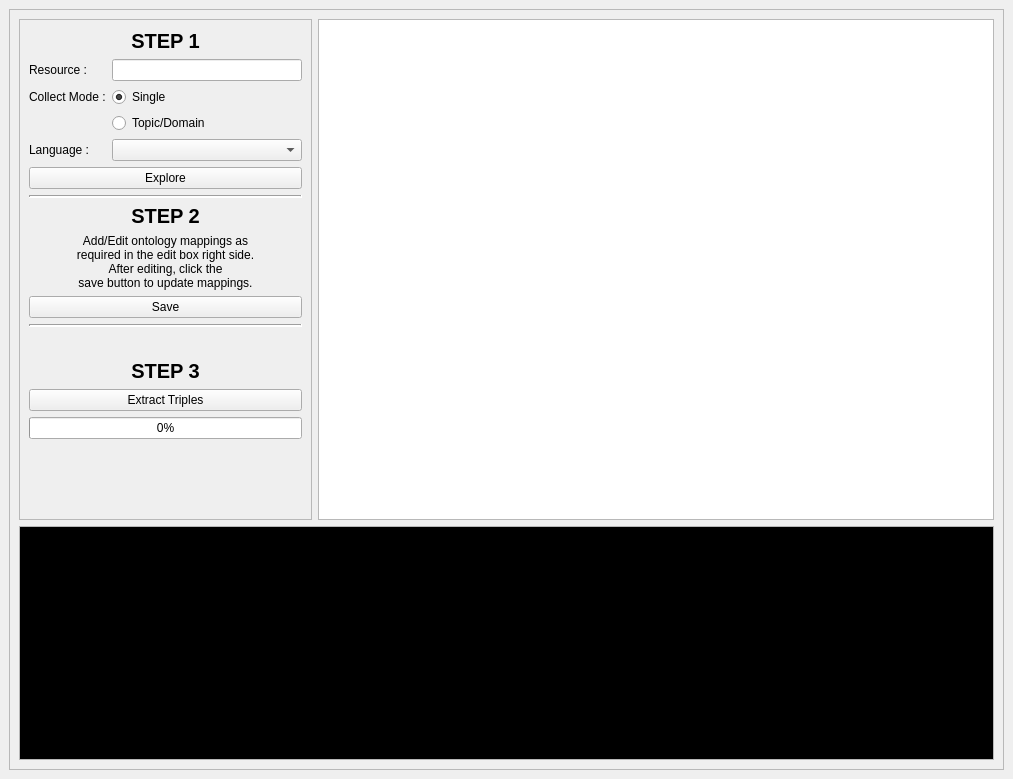
Above: gui/guiLayout.ui from dbpedia/tablist-extractor before the change. Below: the same form after it.
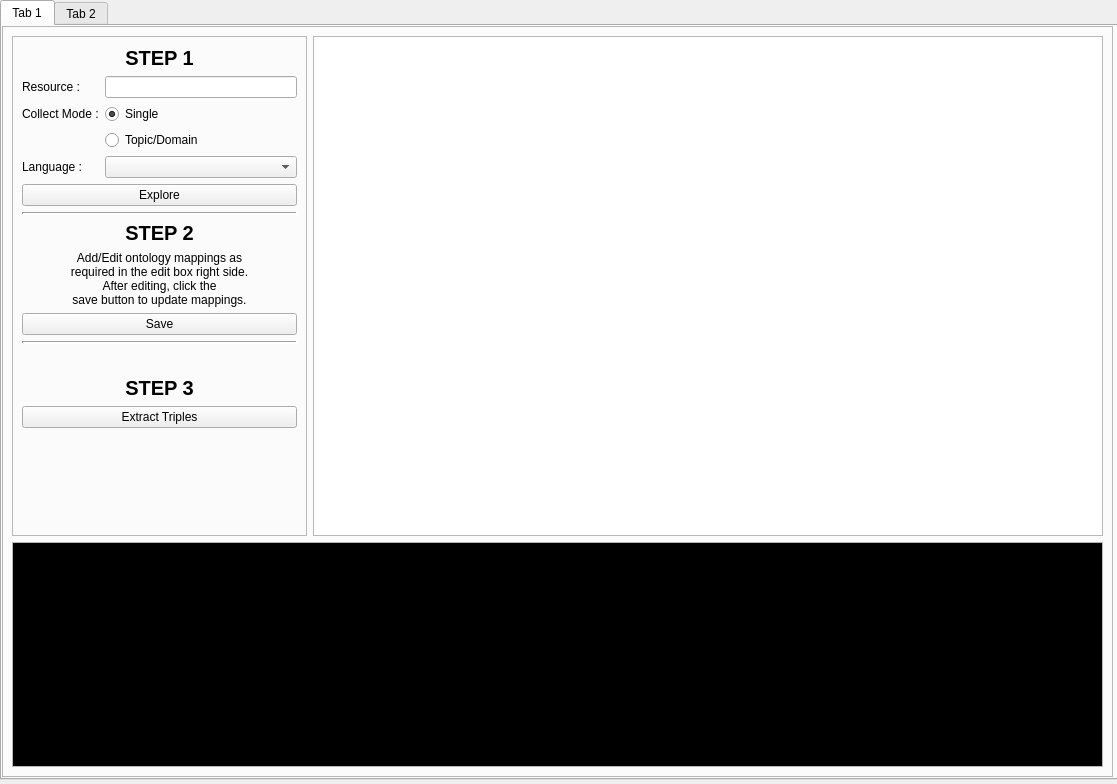
That is the form after the change.

Commit message: added tab widget to ui

Patch:
```diff
--- a/gui/guiLayout.ui
+++ b/gui/guiLayout.ui
@@ -6,8 +6,8 @@
    <rect>
     <x>0</x>
     <y>0</y>
-    <width>1013</width>
-    <height>779</height>
+    <width>1117</width>
+    <height>784</height>
    </rect>
   </property>
   <property name="minimumSize">
@@ -20,16 +20,38 @@
    <string>Tablist-Extractor</string>
   </property>
   <widget class="QWidget" name="centralwidget">
-   <layout class="QHBoxLayout" name="horizontalLayout">
-    <item>
+   <widget class="QTabWidget" name="tabWidget">
+    <property name="geometry">
+     <rect>
+      <x>0</x>
+      <y>0</y>
+      <width>1120</width>
+      <height>780</height>
+     </rect>
+    </property>
+    <property name="currentIndex">
+     <number>0</number>
+    </property>
+    <widget class="QWidget" name="tab">
+     <attribute name="title">
+      <string>Tab 1</string>
+     </attribute>
      <widget class="QFrame" name="frame">
       <property name="enabled">
        <bool>true</bool>
       </property>
+      <property name="geometry">
+       <rect>
+        <x>0</x>
+        <y>0</y>
+        <width>1111</width>
+        <height>751</height>
+       </rect>
+      </property>
       <property name="minimumSize">
        <size>
-        <width>989</width>
-        <height>733</height>
+        <width>990</width>
+        <height>735</height>
        </size>
       </property>
       <property name="frameShape">
@@ -39,12 +61,86 @@
        <enum>QFrame::Raised</enum>
       </property>
       <layout class="QGridLayout" name="gridLayout">
-       <item row="0" column="0">
+       <item row="2" column="0" colspan="2">
+        <widget class="QTextBrowser" name="TerminalWindow">
+         <property name="minimumSize">
+          <size>
+           <width>965</width>
+           <height>215</height>
+          </size>
+         </property>
+         <property name="palette">
+          <palette>
+           <active>
+            <colorrole role="Text">
+             <brush brushstyle="SolidPattern">
+              <color alpha="255">
+               <red>33</red>
+               <green>255</green>
+               <blue>6</blue>
+              </color>
+             </brush>
+            </colorrole>
+            <colorrole role="Base">
+             <brush brushstyle="SolidPattern">
+              <color alpha="255">
+               <red>0</red>
+               <green>0</green>
+               <blue>0</blue>
+              </color>
+             </brush>
+            </colorrole>
+           </active>
+           <inactive>
+            <colorrole role="Text">
+             <brush brushstyle="SolidPattern">
+              <color alpha="255">
+               <red>33</red>
+               <green>255</green>
+               <blue>6</blue>
+              </color>
+             </brush>
+            </colorrole>
+            <colorrole role="Base">
+             <brush brushstyle="SolidPattern">
+              <color alpha="255">
+               <red>0</red>
+               <green>0</green>
+               <blue>0</blue>
+              </color>
+             </brush>
+            </colorrole>
+           </inactive>
+           <disabled>
+            <colorrole role="Text">
+             <brush brushstyle="SolidPattern">
+              <color alpha="255">
+               <red>128</red>
+               <green>128</green>
+               <blue>128</blue>
+              </color>
+             </brush>
+            </colorrole>
+            <colorrole role="Base">
+             <brush brushstyle="SolidPattern">
+              <color alpha="255">
+               <red>236</red>
+               <green>236</green>
+               <blue>236</blue>
+              </color>
+             </brush>
+            </colorrole>
+           </disabled>
+          </palette>
+         </property>
+        </widget>
+       </item>
+       <item row="1" column="0">
         <widget class="QFrame" name="frame_3">
          <property name="minimumSize">
           <size>
-           <width>293</width>
-           <height>501</height>
+           <width>295</width>
+           <height>500</height>
           </size>
          </property>
          <property name="maximumSize">
@@ -144,14 +240,14 @@
             </property>
            </widget>
           </item>
-          <item row="5" column="0" colspan="2">
+          <item row="6" column="0" colspan="2">
            <widget class="QPushButton" name="ExploreBtn">
             <property name="text">
              <string>Explore</string>
             </property>
            </widget>
           </item>
-          <item row="6" column="0" colspan="2">
+          <item row="8" column="0" colspan="2">
            <widget class="Line" name="line">
             <property name="font">
              <font>
@@ -166,7 +262,7 @@
             </property>
            </widget>
           </item>
-          <item row="7" column="0" colspan="2">
+          <item row="9" column="0" colspan="2">
            <widget class="QLabel" name="Step2Label">
             <property name="font">
              <font>
@@ -183,7 +279,7 @@
             </property>
            </widget>
           </item>
-          <item row="8" column="0" colspan="2">
+          <item row="10" column="0" colspan="2">
            <widget class="QLabel" name="Step2Infolabel">
             <property name="text">
              <string>Add/Edit ontology mappings as 
@@ -199,14 +295,14 @@
             </property>
            </widget>
           </item>
-          <item row="9" column="0" colspan="2">
+          <item row="11" column="0" colspan="2">
            <widget class="QPushButton" name="saveBtn">
             <property name="text">
              <string>Save</string>
             </property>
            </widget>
           </item>
-          <item row="10" column="0" colspan="2">
+          <item row="12" column="0" colspan="2">
            <widget class="Line" name="line_2">
             <property name="lineWidth">
              <number>2</number>
@@ -216,7 +312,7 @@
             </property>
            </widget>
           </item>
-          <item row="11" column="0" colspan="2">
+          <item row="13" column="0" colspan="2">
            <spacer name="horizontalSpacer_4">
             <property name="orientation">
              <enum>Qt::Horizontal</enum>
@@ -229,7 +325,7 @@
             </property>
            </spacer>
           </item>
-          <item row="12" column="0" colspan="2">
+          <item row="14" column="0" colspan="2">
            <widget class="QLabel" name="Step3Label">
             <property name="font">
              <font>
@@ -246,111 +342,48 @@
             </property>
            </widget>
           </item>
-          <item row="13" column="0" colspan="2">
+          <item row="15" column="0" colspan="2">
            <widget class="QPushButton" name="ExtractBtn">
             <property name="text">
              <string>Extract Triples</string>
             </property>
            </widget>
           </item>
-          <item row="14" column="0" colspan="2">
-           <widget class="QProgressBar" name="progressBar">
-            <property name="value">
-             <number>0</number>
+          <item row="16" column="0" colspan="2">
+           <spacer name="horizontalSpacer">
+            <property name="orientation">
+             <enum>Qt::Horizontal</enum>
             </property>
-           </widget>
+            <property name="sizeHint" stdset="0">
+             <size>
+              <width>40</width>
+              <height>20</height>
+             </size>
+            </property>
+           </spacer>
           </item>
          </layout>
         </widget>
        </item>
-       <item row="0" column="1">
+       <item row="1" column="1">
         <widget class="QTextEdit" name="textEdit">
          <property name="minimumSize">
           <size>
            <width>0</width>
-           <height>0</height>
+           <height>500</height>
           </size>
          </property>
         </widget>
        </item>
-       <item row="1" column="0" colspan="2">
-        <widget class="QTextBrowser" name="TerminalWindow">
-         <property name="minimumSize">
-          <size>
-           <width>963</width>
-           <height>212</height>
-          </size>
-         </property>
-         <property name="palette">
-          <palette>
-           <active>
-            <colorrole role="Text">
-             <brush brushstyle="SolidPattern">
-              <color alpha="255">
-               <red>33</red>
-               <green>255</green>
-               <blue>6</blue>
-              </color>
-             </brush>
-            </colorrole>
-            <colorrole role="Base">
-             <brush brushstyle="SolidPattern">
-              <color alpha="255">
-               <red>0</red>
-               <green>0</green>
-               <blue>0</blue>
-              </color>
-             </brush>
-            </colorrole>
-           </active>
-           <inactive>
-            <colorrole role="Text">
-             <brush brushstyle="SolidPattern">
-              <color alpha="255">
-               <red>33</red>
-               <green>255</green>
-               <blue>6</blue>
-              </color>
-             </brush>
-            </colorrole>
-            <colorrole role="Base">
-             <brush brushstyle="SolidPattern">
-              <color alpha="255">
-               <red>0</red>
-               <green>0</green>
-               <blue>0</blue>
-              </color>
-             </brush>
-            </colorrole>
-           </inactive>
-           <disabled>
-            <colorrole role="Text">
-             <brush brushstyle="SolidPattern">
-              <color alpha="255">
-               <red>128</red>
-               <green>128</green>
-               <blue>128</blue>
-              </color>
-             </brush>
-            </colorrole>
-            <colorrole role="Base">
-             <brush brushstyle="SolidPattern">
-              <color alpha="255">
-               <red>236</red>
-               <green>236</green>
-               <blue>236</blue>
-              </color>
-             </brush>
-            </colorrole>
-           </disabled>
-          </palette>
-         </property>
-        </widget>
-       </item>
       </layout>
      </widget>
-    </item>
-   </layout>
+    </widget>
+    <widget class="QWidget" name="tab_2">
+     <attribute name="title">
+      <string>Tab 2</string>
+     </attribute>
+    </widget>
+   </widget>
   </widget>
  </widget>
  <resources/>
```
The commit also changes 5 other files.
